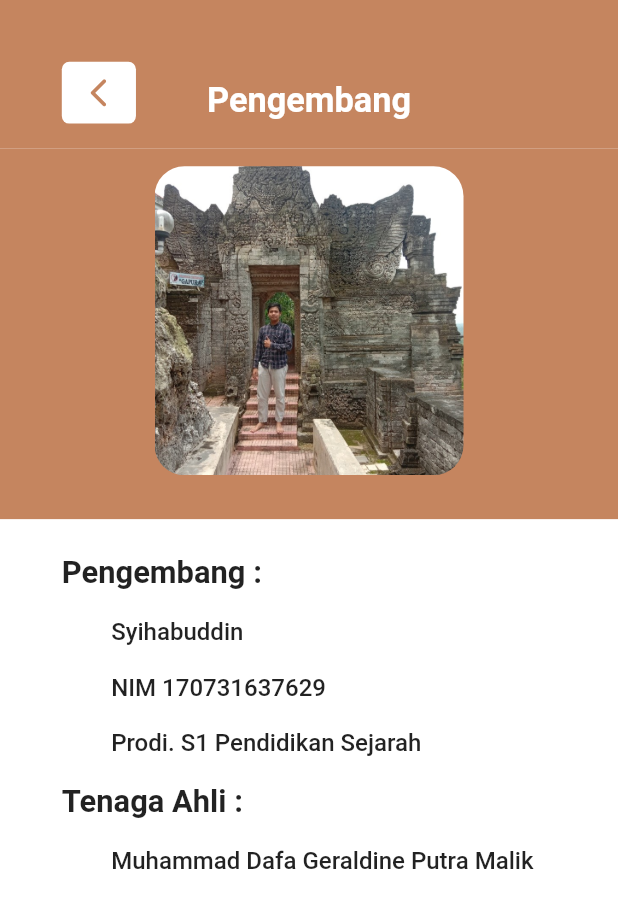
After one commit to dafageraldine/ansorymaps, a Flutter app: the ProfilePengembang screen opened directly, on a phone screen of 412 x 824 dp. The commit adds this screen. Shown: the top 908 px of the screen. Run offline on Flutter 3.47's test engine with Material 2 defaults, Android fonts, the phone set to English and light mode, and no system bars; our stand-ins replace carousel_slider, flutter_screenutil, fluttertoast, loading_animation_widget, shared_preferences; missing offline and left inert: horizontal_data_table; accounts and stored records are empty.

Commit message:
add developer profile

```diff
--- a/lib/profile/profile.dart
+++ b/lib/profile/profile.dart
@@ -1,6 +1,7 @@
 import 'dart:convert';
 
 import 'package:ansory/login/login.dart';
+import 'package:ansory/profile/profilepengembang.dart';
 import 'package:flutter/material.dart';
 import 'package:flutter/src/foundation/key.dart';
 import 'package:flutter/src/widgets/framework.dart';
@@ -126,7 +127,12 @@ class _ProfileState extends State<Profile> {
             ]),
           ),
           20.verticalSpace,
-          Container(
+          InkWell(
+            onTap: () {
+              Navigator.push(context,
+                  MaterialPageRoute(builder: (context) => ProfilePengembang()));
+            },
+            child: Container(
               width: 0.8.sw,
               height: 0.06.sh,
               decoration: BoxDecoration(
@@ -146,8 +152,10 @@ class _ProfileState extends State<Profile> {
                 style: TextStyle(fontWeight: FontWeight.w600, fontSize: 14.sp),
               )),
             ),
+          ),
           20.verticalSpace,
-          Container(
+          InkWell(
+            child: Container(
               width: 0.8.sw,
               height: 0.06.sh,
               decoration: BoxDecoration(
@@ -163,9 +171,12 @@ class _ProfileState extends State<Profile> {
               ),
               child: Center(
                   child: Text(
-              "Manage data siswa",
+                dataUser[0].username == "admin"
+                    ? "Manage data siswa"
+                    : "ubah profile",
                 style: TextStyle(fontWeight: FontWeight.w600, fontSize: 14.sp),
               )),
+            ),
           ),
           20.verticalSpace,
           InkWell(
--- /dev/null
+++ b/lib/profile/profilepengembang.dart
@@ -0,0 +1,178 @@
+import 'dart:convert';
+
+import 'package:ansory/login/login.dart';
+import 'package:flutter/material.dart';
+import 'package:flutter/src/foundation/key.dart';
+import 'package:flutter/src/widgets/framework.dart';
+import 'package:flutter_screenutil/flutter_screenutil.dart';
+import 'package:fluttertoast/fluttertoast.dart';
+import 'package:http/http.dart' as http;
+import 'package:shared_preferences/shared_preferences.dart';
+
+import '../bottombar.dart';
+import '../data/data.dart';
+
+class ProfilePengembang extends StatefulWidget {
+  const ProfilePengembang({Key? key}) : super(key: key);
+
+  @override
+  State<ProfilePengembang> createState() => _ProfilePengembangState();
+}
+
+class _ProfilePengembangState extends State<ProfilePengembang> {
+  @override
+  Widget build(BuildContext context) {
+    ScreenUtil.init(context, designSize: const Size(360, 690));
+    return Scaffold(
+      backgroundColor: Colors.white,
+      body: Stack(
+        children: [
+          SingleChildScrollView(
+              child: Column(
+            children: [
+              Padding(
+                padding: EdgeInsets.only(top: 0.12.sh),
+                child: Container(
+                  width: 1.sw,
+                  height: 0.3.sh,
+                  color: Color.fromRGBO(197, 133, 95, 1),
+                  child: Column(
+                      crossAxisAlignment: CrossAxisAlignment.start,
+                      children: [
+                        10.verticalSpace,
+                        Center(
+                          child: ClipRRect(
+                              child: Image.asset(
+                                "assets/pp.jpg",
+                                width: 0.5.sw,
+                                height: 0.5.sw,
+                                fit: BoxFit.cover,
+                              ),
+                              borderRadius: BorderRadius.circular(20)),
+                        )
+                      ]),
+                ),
+              ),
+              20.verticalSpace,
+              Padding(
+                padding: EdgeInsets.only(left: 0.1.sw),
+                child: Align(
+                  alignment: Alignment.centerLeft,
+                  child: Text(
+                    "Pengembang : ",
+                    style:
+                        TextStyle(fontWeight: FontWeight.w600, fontSize: 18.sp),
+                  ),
+                ),
+              ),
+              15.verticalSpace,
+              Padding(
+                padding: EdgeInsets.only(left: 0.18.sw),
+                child: Align(
+                  alignment: Alignment.centerLeft,
+                  child: Text(
+                    "Syihabuddin",
+                    style:
+                        TextStyle(fontWeight: FontWeight.w500, fontSize: 14.sp),
+                  ),
+                ),
+              ),
+              15.verticalSpace,
+              Padding(
+                padding: EdgeInsets.only(left: 0.18.sw),
+                child: Align(
+                  alignment: Alignment.centerLeft,
+                  child: Text(
+                    "NIM 170731637629",
+                    style:
+                        TextStyle(fontWeight: FontWeight.w500, fontSize: 14.sp),
+                  ),
+                ),
+              ),
+              15.verticalSpace,
+              Padding(
+                padding: EdgeInsets.only(left: 0.18.sw),
+                child: Align(
+                  alignment: Alignment.centerLeft,
+                  child: Text(
+                    "Prodi. S1 Pendidikan Sejarah",
+                    style:
+                        TextStyle(fontWeight: FontWeight.w500, fontSize: 14.sp),
+                  ),
+                ),
+              ),
+              15.verticalSpace,
+              Padding(
+                padding: EdgeInsets.only(left: 0.1.sw),
+                child: Align(
+                  alignment: Alignment.centerLeft,
+                  child: Text(
+                    "Tenaga Ahli : ",
+                    style:
+                        TextStyle(fontWeight: FontWeight.w600, fontSize: 18.sp),
+                  ),
+                ),
+              ),
+              15.verticalSpace,
+              Padding(
+                padding: EdgeInsets.only(left: 0.18.sw),
+                child: Align(
+                  alignment: Alignment.centerLeft,
+                  child: Text(
+                    "Muhammad Dafa Geraldine Putra Malik",
+                    style:
+                        TextStyle(fontWeight: FontWeight.w500, fontSize: 14.sp),
+                  ),
+                ),
+              ),
+            ],
+          )),
+          Container(
+            width: 1.sw,
+            height: 0.12.sh,
+            color: Color.fromRGBO(197, 133, 95, 1),
+            child: Stack(
+              children: [
+                Padding(
+                  padding: EdgeInsets.only(top: 0.05.sh, left: 0.1.sw),
+                  child: InkWell(
+                    onTap: () {
+                      Navigator.of(context).pop();
+                    },
+                    child: Container(
+                      width: 0.12.sw,
+                      height: 0.1.sw,
+                      decoration: BoxDecoration(
+                          color: Colors.white,
+                          borderRadius: BorderRadius.circular(5)),
+                      child: Icon(
+                        Icons.arrow_back_ios_rounded,
+                        size: 20.sp,
+                        color: Color.fromRGBO(197, 133, 95, 1),
+                      ),
+                    ),
+                  ),
+                ),
+                Column(
+                  children: [
+                    45.verticalSpace,
+                    Center(
+                      child: Text(
+                        "Pengembang",
+                        style: TextStyle(
+                            color: Colors.white,
+                            fontSize: 20.sp,
+                            // fontFamily: 'Inter',
+                            fontWeight: FontWeight.w700),
+                      ),
+                    ),
+                  ],
+                ),
+              ],
+            ),
+          ),
+        ],
+      ),
+    );
+  }
+}
```
Also changed, not shown: assets/pp.jpg (added). Lines whose indentation alone changed are shown as unchanged.
